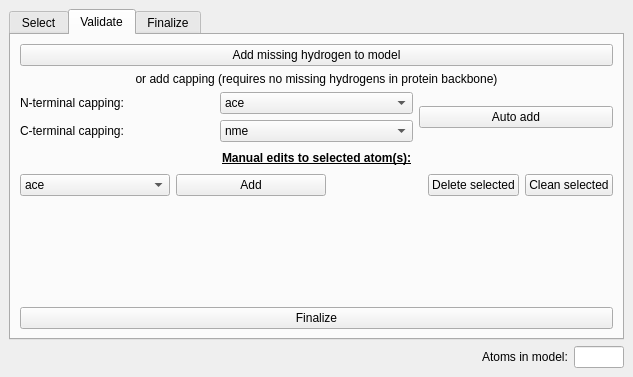
Before: the Qt Designer form UIs/PDB_clusterWindow.ui in ryanswilkins/REACT, drawn with Qt 5.
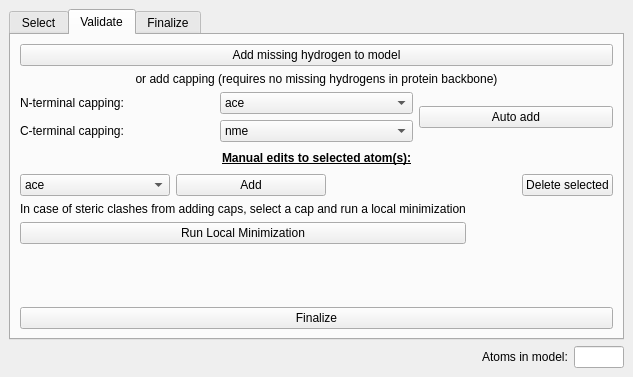
After: the same form once the commit is applied. The open tabs and pages were chosen to show the change.

Commit message: clarified button in cluster model window

Patch:
```diff
--- a/UIs/PDB_clusterWindow.ui
+++ b/UIs/PDB_clusterWindow.ui
@@ -383,16 +383,6 @@
             </property>
            </widget>
           </item>
-          <item row="0" column="4">
-           <widget class="QPushButton" name="button_clean_selected">
-            <property name="toolTip">
-             <string>Relax the selected residue(s) with a local MMFF94 minimization - use this to fix steric clashes left by a newly-added capping group</string>
-            </property>
-            <property name="text">
-             <string>Clean selected</string>
-            </property>
-           </widget>
-          </item>
           <item row="0" column="2">
            <spacer name="horizontalSpacer_8">
             <property name="orientation">
@@ -451,6 +441,40 @@
           </item>
          </layout>
         </item>
+        <item>
+         <layout class="QGridLayout" name="gridLayout_clean">
+          <item row="0" column="0">
+           <widget class="QLabel" name="label_clean_desc">
+            <property name="text">
+             <string>In case of steric clashes from adding caps, select a cap and run a local minimization</string>
+            </property>
+           </widget>
+          </item>
+          <item row="1" column="0">
+           <widget class="QPushButton" name="button_clean_selected">
+            <property name="toolTip">
+             <string>Relax the selected residue(s) with a local MMFF94 minimization - use this to fix steric clashes left by a newly-added capping group</string>
+            </property>
+            <property name="text">
+             <string>Run Local Minimization</string>
+            </property>
+           </widget>
+          </item>
+          <item row="1" column="1">
+           <spacer name="horizontalSpacer_clean">
+            <property name="orientation">
+             <enum>Qt::Horizontal</enum>
+            </property>
+            <property name="sizeHint" stdset="0">
+             <size>
+              <width>40</width>
+              <height>20</height>
+             </size>
+            </property>
+           </spacer>
+          </item>
+         </layout>
+        </item>
         <item>
          <spacer name="verticalSpacer">
           <property name="orientation">
```
The commit also changes 1 other file.
